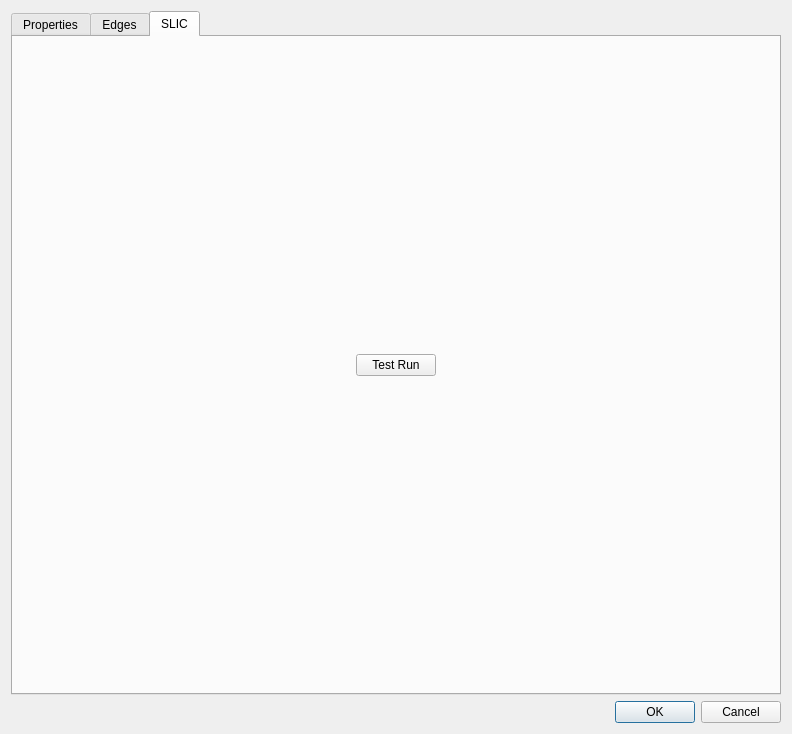
This is App/Dialogs/StackInspector/StackInspector.ui in FelixdelasPozas/EspINA as Qt 5 draws it before an edit. The edited form follows.
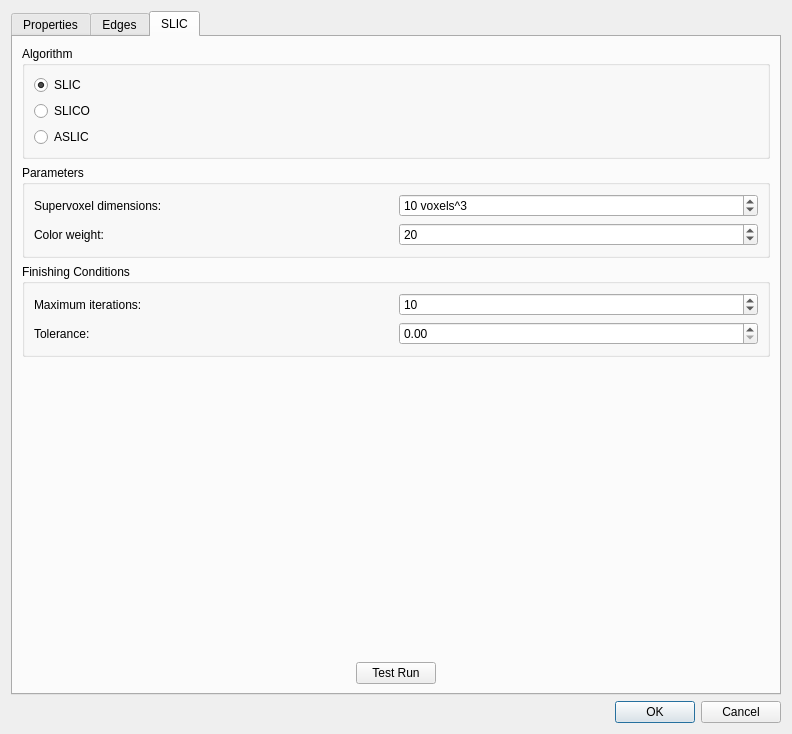
This is the edited form. The open tabs and pages were chosen to show the change. Icons and pictures are not drawn.

Diff of the .ui file:
```diff
--- a/App/Dialogs/StackInspector/StackInspector.ui
+++ b/App/Dialogs/StackInspector/StackInspector.ui
@@ -782,6 +782,246 @@
        <item>
         <layout class="QHBoxLayout" name="slicTabLayout">
          <item>
+          <layout class="QVBoxLayout" name="verticalLayout_12">
+           <item>
+            <widget class="QGroupBox" name="algorithmGroupBox">
+             <property name="sizePolicy">
+              <sizepolicy hsizetype="MinimumExpanding" vsizetype="MinimumExpanding">
+               <horstretch>0</horstretch>
+               <verstretch>0</verstretch>
+              </sizepolicy>
+             </property>
+             <property name="title">
+              <string>Algorithm</string>
+             </property>
+             <layout class="QVBoxLayout" name="verticalLayout_13">
+              <item>
+               <widget class="QRadioButton" name="slicRadio">
+                <property name="text">
+                 <string>SLIC</string>
+                </property>
+                <property name="checked">
+                 <bool>true</bool>
+                </property>
+               </widget>
+              </item>
+              <item>
+               <widget class="QRadioButton" name="slicoRadio">
+                <property name="text">
+                 <string>SLICO</string>
+                </property>
+               </widget>
+              </item>
+              <item>
+               <widget class="QRadioButton" name="aslicRadio">
+                <property name="text">
+                 <string>ASLIC</string>
+                </property>
+               </widget>
+              </item>
+             </layout>
+            </widget>
+           </item>
+           <item>
+            <widget class="QGroupBox" name="parametersBox">
+             <property name="sizePolicy">
+              <sizepolicy hsizetype="MinimumExpanding" vsizetype="MinimumExpanding">
+               <horstretch>0</horstretch>
+               <verstretch>0</verstretch>
+              </sizepolicy>
+             </property>
+             <property name="title">
+              <string>Parameters</string>
+             </property>
+             <layout class="QVBoxLayout" name="verticalLayout_14">
+              <item>
+               <layout class="QHBoxLayout" name="horizontalLayout_15">
+                <item>
+                 <widget class="QLabel" name="label_6">
+                  <property name="text">
+                   <string>Supervoxel dimensions:</string>
+                  </property>
+                 </widget>
+                </item>
+                <item>
+                 <widget class="QSpinBox" name="spatialDistanceBox">
+                  <property name="suffix">
+                   <string> voxels^3 </string>
+                  </property>
+                  <property name="prefix">
+                   <string/>
+                  </property>
+                  <property name="minimum">
+                   <number>4</number>
+                  </property>
+                  <property name="maximum">
+                   <number>20</number>
+                  </property>
+                  <property name="value">
+                   <number>10</number>
+                  </property>
+                 </widget>
+                </item>
+               </layout>
+              </item>
+              <item>
+               <layout class="QHBoxLayout" name="horizontalLayout_17">
+                <item>
+                 <widget class="QLabel" name="label_7">
+                  <property name="text">
+                   <string>Color weight:</string>
+                  </property>
+                 </widget>
+                </item>
+                <item>
+                 <widget class="QSpinBox" name="colorDistanceBox">
+                  <property name="minimum">
+                   <number>1</number>
+                  </property>
+                  <property name="maximum">
+                   <number>30</number>
+                  </property>
+                  <property name="value">
+                   <number>20</number>
+                  </property>
+                 </widget>
+                </item>
+               </layout>
+              </item>
+             </layout>
+            </widget>
+           </item>
+           <item>
+            <widget class="QGroupBox" name="conditionsBox">
+             <property name="sizePolicy">
+              <sizepolicy hsizetype="MinimumExpanding" vsizetype="MinimumExpanding">
+               <horstretch>0</horstretch>
+               <verstretch>0</verstretch>
+              </sizepolicy>
+             </property>
+             <property name="title">
+              <string>Finishing Conditions</string>
+             </property>
+             <layout class="QVBoxLayout" name="verticalLayout_15">
+              <item>
+               <layout class="QHBoxLayout" name="horizontalLayout_18">
+                <item>
+                 <widget class="QLabel" name="label_8">
+                  <property name="text">
+                   <string>Maximum iterations:</string>
+                  </property>
+                 </widget>
+                </item>
+                <item>
+                 <widget class="QSpinBox" name="maxIterationsBox">
+                  <property name="minimum">
+                   <number>2</number>
+                  </property>
+                  <property name="maximum">
+                   <number>40</number>
+                  </property>
+                  <property name="value">
+                   <number>10</number>
+                  </property>
+                 </widget>
+                </item>
+               </layout>
+              </item>
+              <item>
+               <layout class="QHBoxLayout" name="horizontalLayout_19">
+                <item>
+                 <widget class="QLabel" name="label_9">
+                  <property name="text">
+                   <string>Tolerance:</string>
+                  </property>
+                 </widget>
+                </item>
+                <item>
+                 <widget class="QDoubleSpinBox" name="toleranceBox">
+                  <property name="maximum">
+                   <double>10.000000000000000</double>
+                  </property>
+                  <property name="singleStep">
+                   <double>0.100000000000000</double>
+                  </property>
+                 </widget>
+                </item>
+               </layout>
+              </item>
+             </layout>
+            </widget>
+           </item>
+           <item>
+            <spacer name="verticalSpacer_9">
+             <property name="orientation">
+              <enum>Qt::Vertical</enum>
+             </property>
+             <property name="sizeHint" stdset="0">
+              <size>
+               <width>20</width>
+               <height>40</height>
+              </size>
+             </property>
+            </spacer>
+           </item>
+           <item>
+            <spacer name="verticalSpacer_8">
+             <property name="orientation">
+              <enum>Qt::Vertical</enum>
+             </property>
+             <property name="sizeHint" stdset="0">
+              <size>
+               <width>20</width>
+               <height>40</height>
+              </size>
+             </property>
+            </spacer>
+           </item>
+           <item>
+            <spacer name="verticalSpacer_7">
+             <property name="orientation">
+              <enum>Qt::Vertical</enum>
+             </property>
+             <property name="sizeType">
+              <enum>QSizePolicy::MinimumExpanding</enum>
+             </property>
+             <property name="sizeHint" stdset="0">
+              <size>
+               <width>20</width>
+               <height>40</height>
+              </size>
+             </property>
+            </spacer>
+           </item>
+           <item>
+            <spacer name="verticalSpacer_6">
+             <property name="orientation">
+              <enum>Qt::Vertical</enum>
+             </property>
+             <property name="sizeHint" stdset="0">
+              <size>
+               <width>20</width>
+               <height>40</height>
+              </size>
+             </property>
+            </spacer>
+           </item>
+           <item>
+            <spacer name="verticalSpacer_5">
+             <property name="orientation">
+              <enum>Qt::Vertical</enum>
+             </property>
+             <property name="sizeHint" stdset="0">
+              <size>
+               <width>20</width>
+               <height>40</height>
+              </size>
+             </property>
+            </spacer>
+           </item>
+           <item>
+            <layout class="QHBoxLayout" name="horizontalLayout_20">
+             <item>
           <spacer name="horizontalSpacer_4">
            <property name="orientation">
             <enum>Qt::Horizontal</enum>
@@ -813,6 +1053,10 @@
             </size>
            </property>
           </spacer>
+             </item>
+            </layout>
+           </item>
+          </layout>
          </item>
         </layout>
        </item>
```
Left out of the diff: 2 changed lines with no effect on the pictures. Lines whose indentation alone changed are shown as unchanged.
